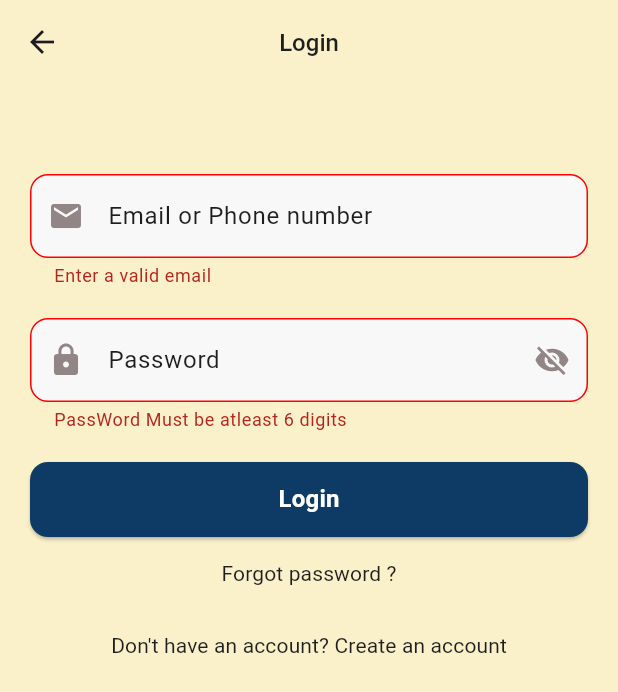
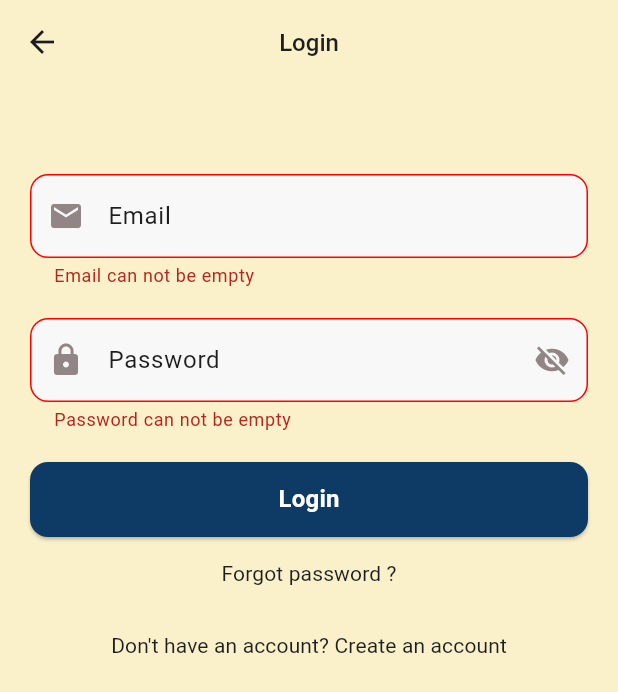
Before and after one commit to Mahmoudyuones/Sakany, a Flutter app: the RegisterScreen screen opened by its route, after a tap on "Already have an account? Login", after a tap on "Login", on a phone screen of 412 x 824 dp. Shown: the top 692 px of the screen. Run offline on Flutter 3.47's test engine with Material 3 defaults, Android fonts, the phone set to English and light mode, and no system bars; our stand-ins replace pinput.

Commit message:
add app validator class

```diff
--- a/lib/auth/login_screen.dart
+++ b/lib/auth/login_screen.dart
@@ -1,6 +1,7 @@
 import 'package:flutter/material.dart';
 import 'package:sakany/auth/register_screen.dart';
 import 'package:sakany/home/home_screen.dart';
+import 'package:sakany/shared/app_validator.dart';
 import 'package:sakany/widgets/default_eleveted_botton.dart';
 import 'package:sakany/widgets/default_text_form_fieled.dart';
 
@@ -33,14 +34,16 @@ class _LoginScreenState extends State<LoginScreen> {
             children: [
               SizedBox(height: 40),
               DefaultTextFormFieled(
-                hintText: 'Enter your email or number',
+                hintText: 'Enter your email',
                 icon: Icons.email,
-                label: 'Email or Phone number',
+                label: 'Email',
                 isPassword: false,
                 controller: nameController,
                 validator: (value) {
-                  if (value == null || value.trim().length < 6) {
-                    return 'Enter a valid email';
+                  if (value == null || value.isEmpty) {
+                    return 'Email can not be empty';
+                  } else if (!AppValidator.isEmailValid(value)) {
+                    return "Invalid Email format";
                   }
                   return null;
                 },
@@ -53,7 +56,9 @@ class _LoginScreenState extends State<LoginScreen> {
                 isPassword: true,
                 controller: passwordController,
                 validator: (value) {
-                  if (value == null || value.trim().length < 6) {
+                  if (value == null || value.trim().isEmpty) {
+                    return 'Password can not be empty';
+                  } else if (value.trim().length < 6) {
                     return 'PassWord Must be atleast 6 digits';
                   }
                   return null;
--- a/lib/auth/register_screen.dart
+++ b/lib/auth/register_screen.dart
@@ -1,6 +1,7 @@
 import 'package:flutter/material.dart';
 import 'package:sakany/auth/login_screen.dart';
 import 'package:sakany/auth/verfication_screen.dart';
+import 'package:sakany/shared/app_validator.dart';
 import 'package:sakany/widgets/default_eleveted_botton.dart';
 import 'package:sakany/widgets/default_text_form_fieled.dart';
 
@@ -56,15 +57,16 @@ class _RegisterScreenState extends State<RegisterScreen> {
                       ),
                       SizedBox(height: 20),
                       DefaultTextFormFieled(
-                        hintText: 'Enter your email or number',
+                        hintText: 'Enter your email',
                         icon: Icons.email,
-                        label: "Email or Phone number",
+                        label: 'Email',
                         isPassword: false,
-                        controller: emailController,
+                        controller: nameController,
                         validator: (value) {
-                          emailController.text = value ?? '';
-                          if (value == null || value.trim().isEmpty) {
-                            return 'Please enter your email or number';
+                          if (value == null || value.isEmpty) {
+                            return 'Email can not be empty';
+                          } else if (!AppValidator.isEmailValid(value)) {
+                            return "Invalid Email format";
                           }
                           return null;
                         },
--- a/lib/auth/user_profile_form.dart
+++ b/lib/auth/user_profile_form.dart
@@ -2,6 +2,7 @@ import 'package:flutter/material.dart';
 import 'package:intl/intl.dart';
 import 'package:sakany/apptheme.dart';
 import 'package:sakany/home/home_screen.dart';
+import 'package:sakany/shared/app_validator.dart';
 import 'package:sakany/widgets/default_eleveted_botton.dart';
 import 'package:sakany/widgets/default_text_form_fieled.dart';
 
@@ -89,7 +90,9 @@ class _UserProfileFormState extends State<UserProfileForm> {
                   controller: _phoneController,
                   validator: (value) {
                     if (value == null || value.trim() == '') {
-                      return 'Please Enter Your Number Name';
+                      return 'Please Enter Your Phone Number';
+                    } else if (!AppValidator.isPhoneValid(value)) {
+                      return 'Please Enter a valid Phone Number';
                     }
                     return null;
                   },
--- a/lib/main.dart
+++ b/lib/main.dart
@@ -25,7 +25,7 @@
         HomeScreen.routeName: (_) => HomeScreen(),
         UserProfileForm.routeName: (_) => UserProfileForm(),
       },
-      initialRoute: UserProfileForm.routeName,
+      initialRoute: LandingPage.routeName,
       darkTheme: Apptheme.darkTheme,
       theme: Apptheme.lightTheme,
       themeMode: ThemeMode.light,
```
Also changed, not shown: lib/auth/verfication_screen.dart (+7 -1 lines), lib/shared/app_validator.dart (added, +13 -0 lines).
